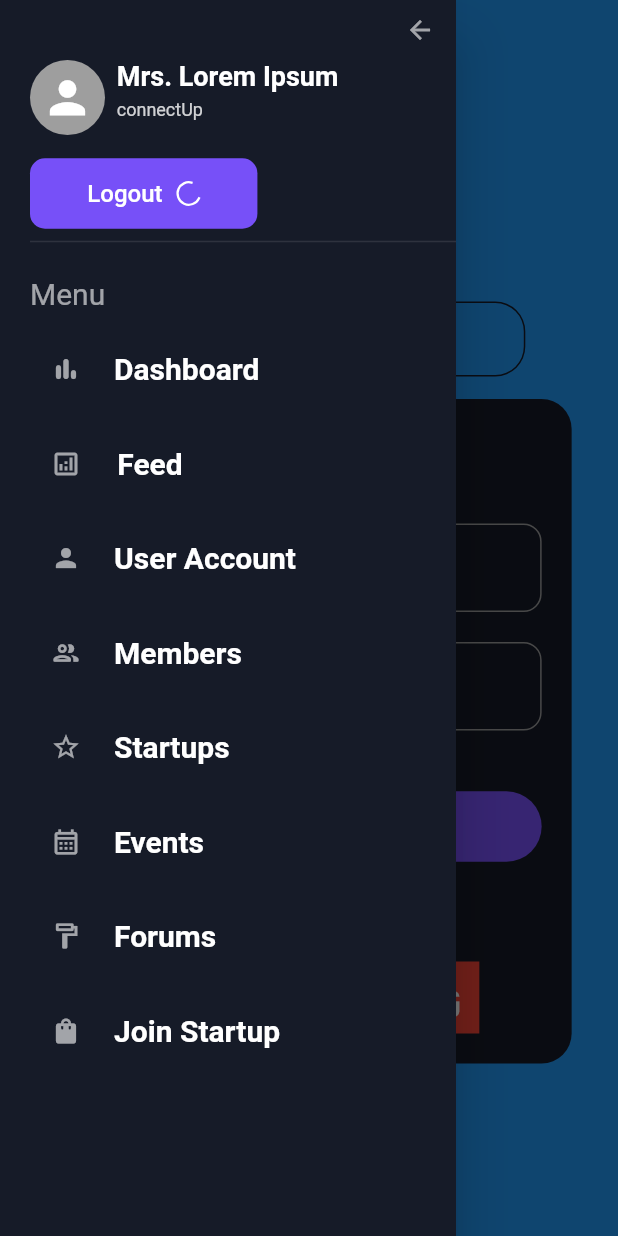
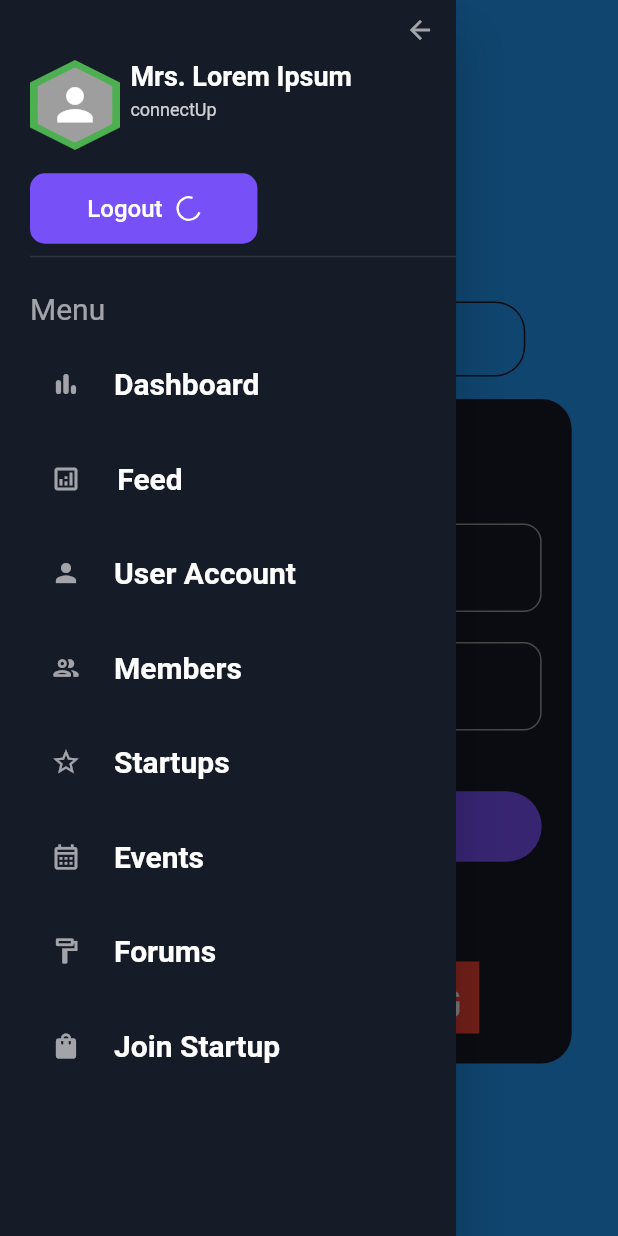
Before and after one commit to meinhoonharsh/connectup_appa, a Flutter app: the screen it shows after launch, with the side drawer open, on a phone screen of 412 x 824 dp. Run offline on Flutter 3.47's test engine with Material 2 defaults, Android fonts, the phone set to English and light mode, and no system bars; our stand-ins replace auto_route, connectivity_plus, dio, equatable, floating_bottom_navigation_bar, flutter_bloc and 6 more.

Commit message:
login , signUp , and drawer done

```diff
--- a/lib/Presentation/Widgets/drawer.dart
+++ b/lib/Presentation/Widgets/drawer.dart
@@ -54,13 +54,63 @@ class _MyDrawer2State extends State<MyDrawer> {
                   mainAxisAlignment: MainAxisAlignment.start,
                   children: [
                     // const Spacer(flex: 1),
-                    CircleAvatar(
+                    // CircleAvatar(
+                    //   backgroundColor: Colors.grey,
+                    //   minRadius: 25,
+                    //   child: const Icon(
+                    //     Icons.person,
+                    //     color: Colors.white,
+                    //     size: 35,
+                    //   ),
+                    // ),
+                    ClipPath(
+                      clipper: HexagonClipper(),
+                      child: Container(
+                        width: 60,
+
+                        /// controll the size and color
+                        height: 60,
+                        decoration: BoxDecoration(
+                          color: Colors.green,
+                          // color: Colors.grey,
+                          // borderRadius: BorderRadius.circular(25),
+                        ),
+                        child: Center(
+                          child: ClipPath(
+                            clipper: HexagonClipper(),
+                            child: Container(
+                              width: 50,
+
+                              /// controll the size and color
+                              height: 50,
+                              decoration: BoxDecoration(
+                                color: Colors.grey,
+                                // borderRadius: BorderRadius.circular(20),
+                              ),
+                              child: Center(
+                                child: CircleAvatar(
                                   backgroundColor: Colors.grey,
                                   minRadius: 25,
                                   child: const Icon(
                                     Icons.person,
                                     color: Colors.white,
                                     size: 35,
+                                  ),
+                                ),
+                                // ClipPath(
+                                //   clipper: HexagonClipper(),
+                                //   child: Container(
+                                //     width: 45,
+
+                                //     /// controll the size and color
+                                //     height: 45,
+                                //     color: Colors.amber,
+                                //   ),
+                                // ),
+                              ),
+                            ),
+                          ),
+                        ),
                       ),
                     ),
                     const Spacer(flex: 1),
@@ -236,3 +286,53 @@ class DrawerButton extends StatelessWidget {
     );
   }
 }
+
+class RPSCustomPainter extends CustomPainter {
+  @override
+  void paint(Canvas canvas, Size size) {
+    Paint paint0 = Paint()
+      ..color = Colors.green
+      ..style = PaintingStyle.stroke
+      ..strokeWidth = 1;
+
+    Path path0 = Path();
+    path0.moveTo(size.width * 0.4484802, size.height * 0.3452079);
+    path0.lineTo(size.width * 0.4937050, size.height * 0.3001905);
+    path0.lineTo(size.width * 0.5395414, size.height * 0.3419515);
+    path0.lineTo(size.width * 0.5398651, size.height * 0.4376328);
+    path0.lineTo(size.width * 0.4937050, size.height * 0.4838799);
+    path0.lineTo(size.width * 0.4487410, size.height * 0.4312933);
+    path0.lineTo(size.width * 0.4484802, size.height * 0.3452079);
+    path0.close();
+
+    canvas.drawPath(path0, paint0);
+  }
+
+  @override
+  bool shouldRepaint(covariant CustomPainter oldDelegate) {
+    return true;
+  }
+}
+
+class HexagonClipper extends CustomClipper<Path> {
+  @override
+  Path getClip(Size size) {
+    Path path = Path();
+
+    path
+      ..moveTo(size.width / 2, 0) // moving to topCenter 1st, then draw the path
+      ..lineTo(size.width, size.height * .25)
+      ..lineTo(size.width, size.height * .75)
+      ..lineTo(size.width * .5, size.height)
+      ..lineTo(0, size.height * .75)
+      ..lineTo(0, size.height * .25)
+      ..close();
+
+    return path;
+  }
+
+  @override
+  bool shouldReclip(covariant CustomClipper<Path> oldClipper) {
+    return false;
+  }
+}
```
Also changed, not shown: lib/main.dart (line endings or trailing spaces). Lines whose indentation alone changed are shown as unchanged.
